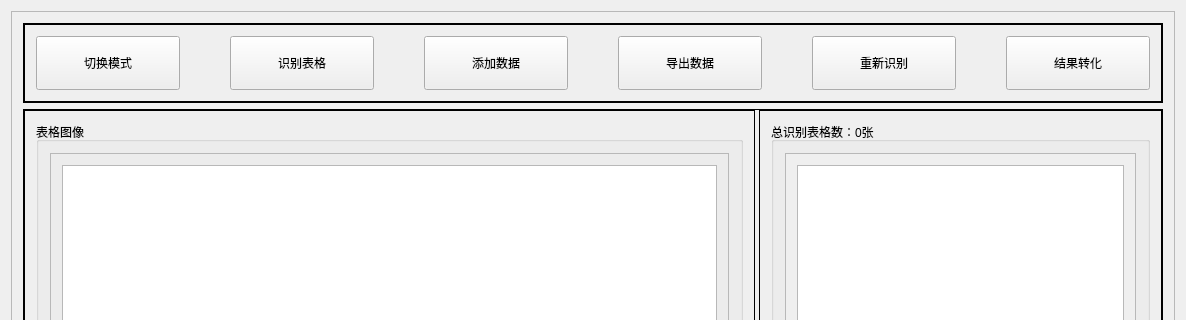
Before: the Qt Designer form FormImageAnalyzer/formimageanalyzer.ui in Evan-Y-Wen/CasitMark-SDK, drawn with Qt 5; both pictures show x 0 to 1186 and y 0 to 320 of the 1186 by 832 pixel window.
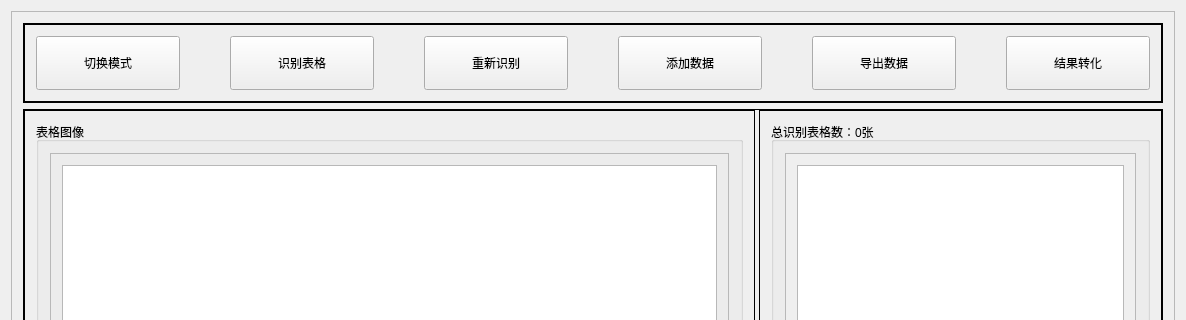
After: the same form once the commit is applied. Custom widgets are drawn as their Qt base class.

```diff
--- a/FormImageAnalyzer/formimageanalyzer.ui
+++ b/FormImageAnalyzer/formimageanalyzer.ui
@@ -38,6 +38,9 @@
            <height>80</height>
           </size>
          </property>
+         <property name="styleSheet">
+          <string notr="true">font: 14pt &quot;宋体&quot;;</string>
+         </property>
          <property name="frameShape">
           <enum>QFrame::WinPanel</enum>
          </property>
@@ -71,6 +74,19 @@
             </property>
            </widget>
           </item>
+          <item>
+           <widget class="QToolButton" name="Button_Rerecognize">
+            <property name="sizePolicy">
+             <sizepolicy hsizetype="Preferred" vsizetype="Preferred">
+              <horstretch>0</horstretch>
+              <verstretch>0</verstretch>
+             </sizepolicy>
+            </property>
+            <property name="text">
+             <string>重新识别</string>
+            </property>
+           </widget>
+          </item>
           <item>
            <widget class="QToolButton" name="Button_AddData">
             <property name="sizePolicy">
@@ -97,19 +113,6 @@
             </property>
            </widget>
           </item>
-          <item>
-           <widget class="QToolButton" name="Button_Rerecognize">
-            <property name="sizePolicy">
-             <sizepolicy hsizetype="Preferred" vsizetype="Preferred">
-              <horstretch>0</horstretch>
-              <verstretch>0</verstretch>
-             </sizepolicy>
-            </property>
-            <property name="text">
-             <string>重新识别</string>
-            </property>
-           </widget>
-          </item>
           <item>
            <widget class="QToolButton" name="Button_ExcelRead">
             <property name="sizePolicy">
```
Left out of the diff: 10 changed lines with no effect on the pictures.
